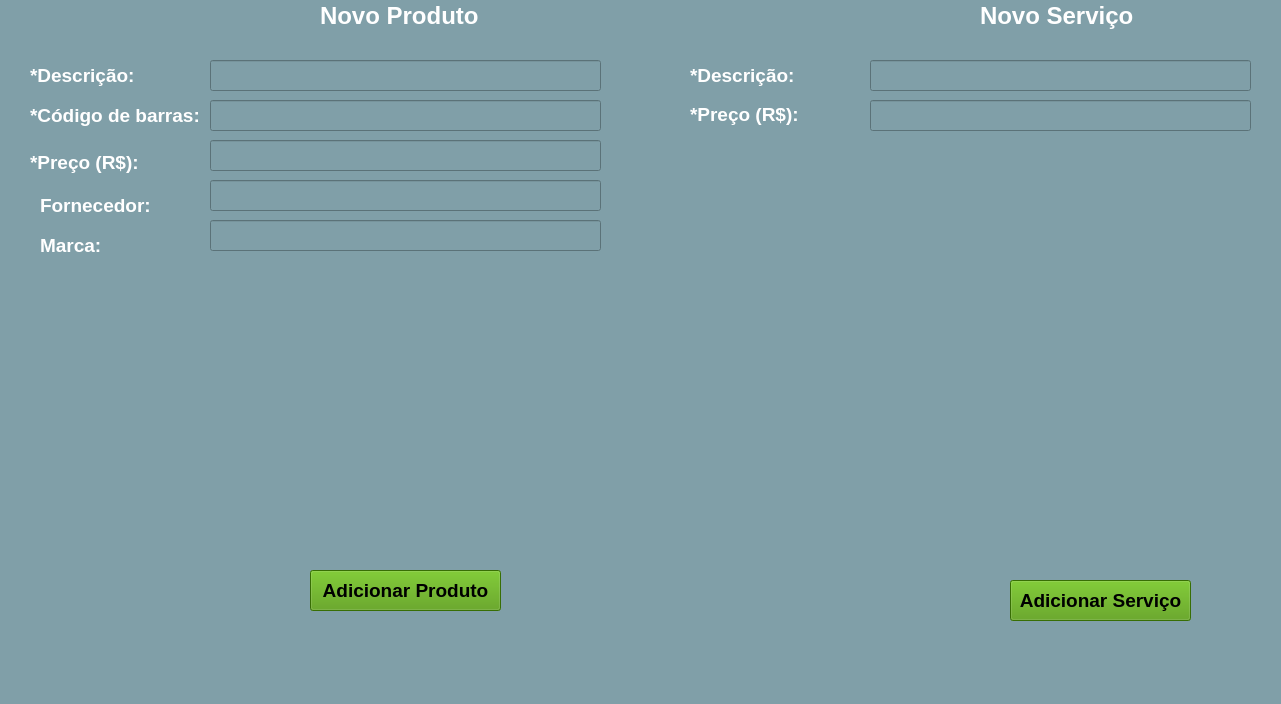
The window that Novo Produto e Serviço.ui (LeonardoMateini/KBT_System) describes before a commit, drawn with Qt 5.
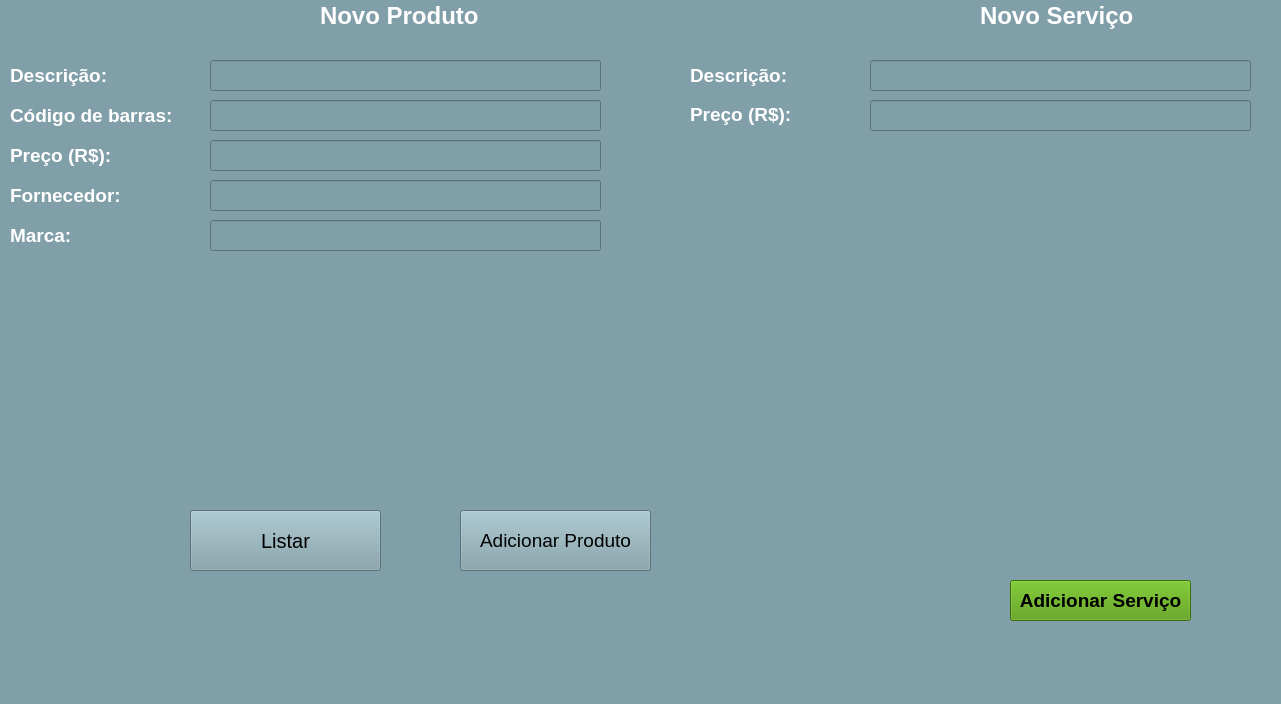
The same window after the commit.

Commit message: listagem de produto, serviço. PDF

What changed in the file:
```diff
--- a/Novo Produto e Serviço.ui
+++ b/Novo Produto e Serviço.ui
@@ -20,9 +20,9 @@
    <widget class="QLabel" name="label_3">
     <property name="geometry">
      <rect>
-      <x>30</x>
+      <x>10</x>
       <y>100</y>
-      <width>171</width>
+      <width>191</width>
       <height>31</height>
      </rect>
     </property>
@@ -37,27 +37,28 @@
      <string notr="true">color: rgb(255, 255, 255);</string>
     </property>
     <property name="text">
-     <string>*Código de barras:</string>
+     <string>Código de barras:</string>
     </property>
    </widget>
    <widget class="QPushButton" name="pushButton_2">
     <property name="geometry">
      <rect>
-      <x>310</x>
-      <y>570</y>
+      <x>460</x>
+      <y>510</y>
       <width>191</width>
-      <height>41</height>
+      <height>61</height>
      </rect>
     </property>
     <property name="font">
      <font>
       <pointsize>14</pointsize>
-      <weight>75</weight>
-      <bold>true</bold>
+      <weight>50</weight>
+      <bold>false</bold>
+      <kerning>false</kerning>
      </font>
     </property>
     <property name="styleSheet">
-     <string notr="true">background-color: rgb(78, 154, 6);</string>
+     <string notr="true">background-color: rgb(128, 159, 168);</string>
     </property>
     <property name="text">
      <string>Adicionar Produto</string>
@@ -66,8 +67,8 @@
    <widget class="QLabel" name="label_6">
     <property name="geometry">
      <rect>
-      <x>40</x>
-      <y>230</y>
+      <x>10</x>
+      <y>220</y>
       <width>121</width>
       <height>31</height>
      </rect>
@@ -89,8 +90,8 @@
    <widget class="QLabel" name="label_4">
     <property name="geometry">
      <rect>
-      <x>30</x>
-      <y>147</y>
+      <x>10</x>
+      <y>140</y>
       <width>111</width>
       <height>31</height>
      </rect>
@@ -106,14 +107,14 @@
      <string notr="true">color: rgb(255, 255, 255);</string>
     </property>
     <property name="text">
-     <string>*Preço (R$):</string>
+     <string>Preço (R$):</string>
     </property>
    </widget>
    <widget class="QLabel" name="label_5">
     <property name="geometry">
      <rect>
-      <x>40</x>
-      <y>190</y>
+      <x>10</x>
+      <y>180</y>
       <width>131</width>
       <height>31</height>
      </rect>
@@ -159,7 +160,7 @@
    <widget class="QLabel" name="label_2">
     <property name="geometry">
      <rect>
-      <x>30</x>
+      <x>10</x>
       <y>60</y>
       <width>111</width>
       <height>31</height>
@@ -176,7 +177,7 @@
      <string notr="true">color: rgb(255, 255, 255);</string>
     </property>
     <property name="text">
-     <string>*Descrição:</string>
+     <string>Descrição:</string>
     </property>
    </widget>
    <widget class="QLabel" name="label_8">
@@ -199,7 +200,7 @@
      <string notr="true">color: rgb(255, 255, 255);</string>
     </property>
     <property name="text">
-     <string>*Descrição:</string>
+     <string>Descrição:</string>
     </property>
    </widget>
    <widget class="QLabel" name="label_9">
@@ -245,7 +246,7 @@
      <string notr="true">color: rgb(255, 255, 255);</string>
     </property>
     <property name="text">
-     <string>*Preço (R$):</string>
+     <string>Preço (R$):</string>
     </property>
    </widget>
    <widget class="QPushButton" name="pushButton_5">
@@ -365,6 +366,27 @@
      </rect>
     </property>
    </widget>
+   <widget class="QPushButton" name="pushButton">
+    <property name="geometry">
+     <rect>
+      <x>190</x>
+      <y>510</y>
+      <width>191</width>
+      <height>61</height>
+     </rect>
+    </property>
+    <property name="font">
+     <font>
+      <pointsize>15</pointsize>
+     </font>
+    </property>
+    <property name="styleSheet">
+     <string notr="true">background-color: rgb(128, 159, 168);</string>
+    </property>
+    <property name="text">
+     <string>Listar</string>
+    </property>
+   </widget>
   </widget>
   <widget class="QMenuBar" name="menubar">
    <property name="geometry">
```
The commit also changes 2 other files.
